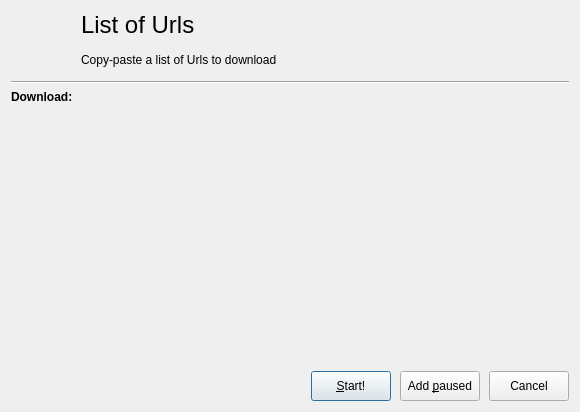
Before: the Qt Designer form src/dialogs/addurlsdialog.ui in setvisible/ArrowDL, drawn with Qt 5.
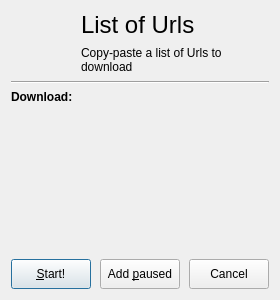
After: the same form once the commit is applied. Icons and pictures are not drawn. Custom widgets are drawn as their Qt base class.

Diff of the .ui file:
```diff
--- a/src/dialogs/addurlsdialog.ui
+++ b/src/dialogs/addurlsdialog.ui
@@ -6,14 +6,14 @@
    <rect>
     <x>0</x>
     <y>0</y>
-    <width>580</width>
-    <height>412</height>
+    <width>272</width>
+    <height>300</height>
    </rect>
   </property>
   <property name="modal">
    <bool>true</bool>
   </property>
-  <layout class="QVBoxLayout" name="verticalLayout" stretch="0,0,0">
+  <layout class="QVBoxLayout" name="verticalLayout">
    <item>
     <layout class="QGridLayout" name="gridLayout" rowstretch="0,0,0,0,1" columnstretch="0,1">
      <item row="0" column="1">
@@ -29,14 +29,7 @@
       </widget>
      </item>
      <item row="4" column="0" colspan="2">
-      <widget class="TextEditorWidget" name="editor" native="true">
-       <property name="minimumSize">
-        <size>
-         <width>0</width>
-         <height>100</height>
-        </size>
-       </property>
-      </widget>
+      <widget class="TextEditorWidget" name="editor" native="true"/>
      </item>
      <item row="1" column="1">
       <widget class="QLabel" name="subtitleLabel">
@@ -106,12 +99,6 @@
    </item>
    <item>
     <widget class="UrlFormWidget" name="urlFormWidget" native="true">
-     <property name="minimumSize">
-      <size>
-       <width>40</width>
-       <height>100</height>
-      </size>
-     </property>
      <property name="focusPolicy">
       <enum>Qt::StrongFocus</enum>
      </property>
```
